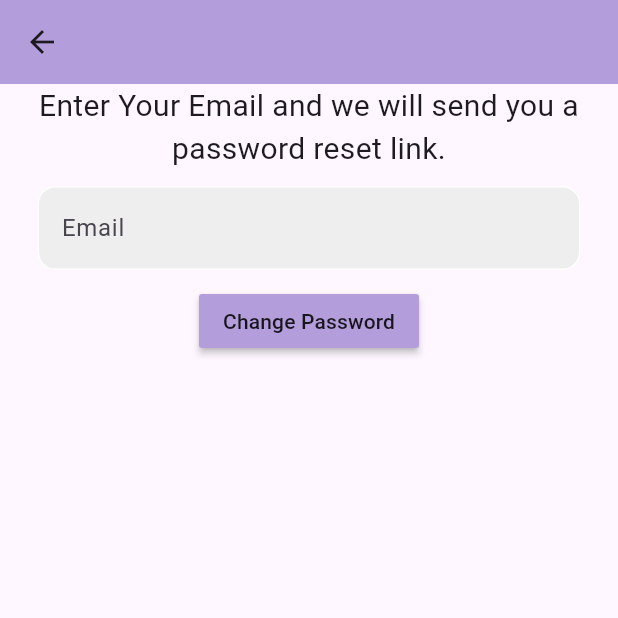
After one commit to YeoYiXin/Problem-Reporting-System, a Flutter app: the changePasswordPage screen opened directly, on a phone screen of 412 x 824 dp, the top half of it. The commit adds this screen. Run offline on Flutter 3.47's test engine with Material 3 defaults, Android fonts, the phone set to English and light mode, and no system bars; our stand-ins replace cloud_firestore, firebase_auth, firebase_core, firebase_database, form_field_validator, gap and 5 more; missing offline and left inert: maps_toolkit; accounts and stored records are empty.

Commit message:
implemented change password and updated TOS

```diff
--- /dev/null
+++ b/lib/pages/dashboard/changePasswordPage.dart
@@ -0,0 +1,82 @@
+import 'package:firebase_auth/firebase_auth.dart';
+import 'package:flutter/material.dart';
+
+class changePasswordPage extends StatefulWidget {
+  const changePasswordPage({super.key});
+
+  @override
+  State<changePasswordPage> createState() => _changePasswordPageState();
+}
+
+class _changePasswordPageState extends State<changePasswordPage> {
+  final _emailController = TextEditingController();
+
+  @override
+  void dispose(){
+    _emailController.dispose();
+    super.dispose();
+  }
+
+  Future changePassword() async {
+    try {
+      await FirebaseAuth.instance.sendPasswordResetEmail(
+          email: _emailController.text.trim());
+      showDialog(context: context, builder: (context){
+        return AlertDialog(content: Text('Password change link sent! Please check your email.'),
+        );
+      });
+    } on FirebaseAuthException catch (e) {
+      print(e);
+      showDialog(context: context, builder: (context){
+        return AlertDialog(content: Text(e.message.toString()),
+        );
+      });
+    }
+  }
+
+  @override
+  Widget build(BuildContext context) {
+    return Scaffold(
+      appBar: AppBar(
+        backgroundColor: Colors.deepPurple[200],
+        elevation: 0,
+      ),
+      body: Column(
+        children: [
+          Padding(
+            padding: const EdgeInsets.symmetric(horizontal: 25.0),
+            child: Text('Enter Your Email and we will send you a password reset link.',
+            textAlign: TextAlign.center,
+            style: TextStyle(fontSize: 20),
+            ),
+          ),
+          SizedBox(height: 10,),
+          Padding(
+            padding: const EdgeInsets.symmetric(horizontal: 25.0,),
+            child: TextField(
+              controller: _emailController,
+              decoration: InputDecoration(
+                enabledBorder: OutlineInputBorder(
+                  borderSide: BorderSide(color: Colors.white),
+                  borderRadius: BorderRadius.circular(12),
+                ),
+                focusedBorder: OutlineInputBorder(
+                  borderSide: BorderSide(color: Colors.deepPurple),
+                  borderRadius: BorderRadius.circular(12),
+                ),
+                hintText: 'Email',
+                fillColor: Colors.grey[200],
+                filled: true,
+              ),
+            ),
+          ),
+          SizedBox(height: 10,),
+          MaterialButton(onPressed: () => changePassword(),
+            child: Text('Change Password'),
+            color: Colors.deepPurple[200],
+          ),
+        ],
+      )
+    );
+  }
+}
--- a/lib/pages/dashboard/homepage.dart
+++ b/lib/pages/dashboard/homepage.dart
@@ -9,6 +9,7 @@ import 'package:problem_reporting_system/pages/dashboard/services/updatesCard.da
 import 'package:problem_reporting_system/pages/dashboard/services/Camera.dart';
 import 'package:problem_reporting_system/pages/dashboard/services/report.dart';
 import 'package:problem_reporting_system/pages/dashboard/services/reportsCard.dart';
+import 'package:problem_reporting_system/pages/dashboard/changePasswordPage.dart';
 import '../CheckReports.dart';
 
 import 'package:problem_reporting_system/pages/dashboard/functions/getName.dart';
@@ -57,7 +58,6 @@ class _HomeState extends State<Home> {
       backgroundColor: Colors.white10,
       body: Stack(
         children: [
-          // const appBackground(),
           SafeArea(
             child: Column(
               crossAxisAlignment: CrossAxisAlignment.start,
@@ -119,13 +119,6 @@ class _HomeState extends State<Home> {
                                       CrossAxisAlignment.start,
                                   children: [
                                     GetName(uid: currentUser!.uid, section: "MainName"),
-                                    // Text(
-                                    //   GetName(uid: 'uid').toString(),
-                                    //   style: TextStyle(
-                                    //       fontSize: 20.0,
-                                    //       color: Colors.black),
-                                    // ),
-                                    /////////////NAMEEEEEEE
                                     Row(
                                       children: [
                                         const Icon(Icons.bar_chart,
@@ -142,21 +135,15 @@ class _HomeState extends State<Home> {
                                         const Icon(Icons.star,
                                             color: Colors.yellow,
                                             size: 20), // Add the icon here
-                                        // const SizedBox(width: 4.0), // Adjust the spacing between icon and text
-                                        // Gap(5),
-                                        // GetLevel(uid: currentUser!.uid),
                                         const Gap(10),
-
                                         const Text(
                                           'Points:',
                                           style: TextStyle(
                                               fontSize: 15.0,
                                               color: Colors.black),
                                         ),
-
                                         const Gap(5),
                                         GetPoints(uid: currentUser!.uid),
-
                                         const SizedBox(width: 8.0),
                                         // Add the icon here
                                       ],
@@ -234,7 +221,6 @@ class _HomeState extends State<Home> {
                     ),
                   ),
                 ),
-                // const Divider(),
                 Container(
                   margin: const EdgeInsets.fromLTRB(16.0, 0.0, 16.0, 16.0),
                   child: const Text(
@@ -246,7 +232,6 @@ class _HomeState extends State<Home> {
                     ),
                   ),
                 ), //updates for fixtures and reports
-                //this part
                 Expanded(
                   child: ListView(
                     children: updates
@@ -415,23 +400,10 @@ class _HomeState extends State<Home> {
                           title: const Text('Change Password',
                               style: TextStyle(fontSize: 20)),
                           onTap: () {
-                            showDialog(
-                              context: context,
-                              builder: (BuildContext context) {
-                                return AlertDialog(
-                                  title: const Text('Change Password Logic'),
-                                  content: const Text('.'),
-                                  actions: [
-                                    TextButton(
-                                      onPressed: () {
-                                        Navigator.pop(context);
-                                      },
-                                      child: const Text('OK'),
-                                    ),
-                                  ],
-                                );
-                              },
-                            );
+                            Navigator.push(context, MaterialPageRoute(builder: (context){
+                              return changePasswordPage();
+                            }
+                            ));
                           },
                         ),
                         const Divider(),
@@ -444,15 +416,58 @@ class _HomeState extends State<Home> {
                         ),
                         ListTile(
                           leading: const Icon(Icons.description, size: 30),
-                          title: const Text('Terms of Service',
-                              style: TextStyle(fontSize: 20)),
+                          title: const Text('Terms of Service', style: TextStyle(fontSize: 20)),
                           onTap: () {
                             showDialog(
                               context: context,
                               builder: (BuildContext context) {
                                 return AlertDialog(
                                   title: const Text('Terms of Service'),
-                                  content: const Text('Terms of Service'),
+                                  content: SingleChildScrollView(
+                                    child: Text(
+                                      '''
+Welcome to Nott-A-Problem. These terms and conditions govern your use of the App. By downloading, installing, or using the App, you agree to be bound by these terms. If you do not agree with any part of these terms, please refrain from using the App.
+
+1. Description of Services:
+- The App provides a platform for the University of Nottingham Malaysia community to report faulty facilities by taking a picture and submitting it.
+- The App utilizes artificial intelligence to detect the issue and its location automatically.
+
+2. User Responsibilities:
+- Users are responsible for the accuracy and validity of the information provided through the App.
+- Users must ensure that they have permission to report issues in the locations depicted in the pictures they submit.
+- Users must comply with all applicable laws and University regulations when using the App.
+
+3. Permission Requirements:
+- By using the App, you consent to allow access to your device's camera and location services to enable the reporting functionality.
+
+4. Data Privacy:
+- The App may collect and process personal data as described in the University of Nottingham Malaysia's privacy policy.
+- Users' personal data will be handled in accordance with applicable data protection laws and University policies.
+
+5. Intellectual Property:
+- All intellectual property rights related to the App, including its design, content, and functionality, belong to the University of Nottingham Malaysia.
+- Users may not reproduce, modify, or distribute any part of the App without prior written consent.
+
+6. Limitation of Liability:
+- The University of Nottingham Malaysia shall not be liable for any direct, indirect, incidental, special, or consequential damages arising out of or in any way connected with the use of the App.
+- The University does not guarantee the accuracy, reliability, or completeness of any information provided through the App.
+
+7. Termination:
+- The University reserves the right to terminate or suspend a user's access to the App at any time without prior notice if they violate these terms or misuse the App.
+
+8. Governing Law and Jurisdiction:
+- These terms and conditions shall be governed by and construed in accordance with the laws of Malaysia.
+- Any disputes arising from these terms shall be subject to the exclusive jurisdiction of the courts of Malaysia.
+
+9. Changes to Terms and Conditions:
+- The University reserves the right to modify or update these terms and conditions at any time. Users will be notified of any changes, and continued use of the App constitutes acceptance of the revised terms.
+
+10. Contact Information:
+- If you have any questions or concerns regarding these terms and conditions, please contact us by clicking the help option in the profile bar.
+              ''',
+                                      textAlign: TextAlign.left,
+                                    ),
+                                  ),
                                   actions: [
                                     TextButton(
                                       onPressed: () {
--- a/lib/pages/dashboard/services/Camera.dart
+++ b/lib/pages/dashboard/services/Camera.dart
@@ -92,7 +92,7 @@ class Camera {
 
       // Initialize the image classification API.
       ImageClassificationAPI api =
-          ImageClassificationAPI('http://172.20.10.3:5000');
+          ImageClassificationAPI('http://10.163.2.5:5000');
 
       // Perform the first image classification API call to get both class and subclass
       List<String> firstResults =
--- a/lib/services/verifyUnseen.dart
+++ b/lib/services/verifyUnseen.dart
@@ -4,7 +4,7 @@ import 'package:http/http.dart' as http;
 Future<bool> verifyUnseen(String url) async {
   try {
     final response = await http.post(
-      Uri.parse('http://172.20.10.3:5000/verify_unseen'),
+      Uri.parse('https://apiold-vd42zjxz4a-as.a.run.app/verify_unseen'),
       body: {'url': url},
     );
 
```
Also changed, not shown: pubspec.lock.
